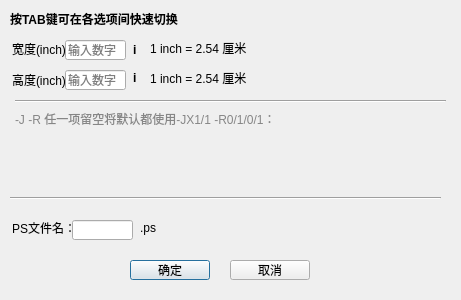
Before: the Qt Designer form src/new_ps_file.ui in CovMat/GMT-mini-GUI, drawn with Qt 5.
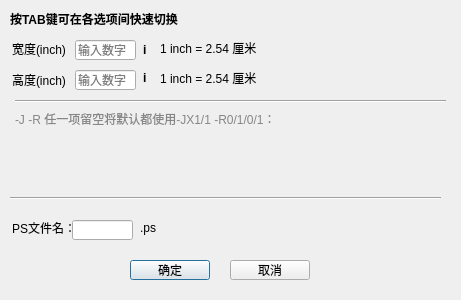
After: the same form once the commit is applied.

```diff
--- a/src/new_ps_file.ui
+++ b/src/new_ps_file.ui
@@ -42,7 +42,7 @@
   <widget class="QLineEdit" name="w_input">
    <property name="geometry">
     <rect>
-     <x>65</x>
+     <x>75</x>
      <y>40</y>
      <width>61</width>
      <height>20</height>
@@ -55,7 +55,7 @@
   <widget class="QLineEdit" name="h_input">
    <property name="geometry">
     <rect>
-     <x>65</x>
+     <x>75</x>
      <y>70</y>
      <width>61</width>
      <height>20</height>
@@ -133,7 +133,7 @@
   <widget class="QLabel" name="label_4">
    <property name="geometry">
     <rect>
-     <x>133</x>
+     <x>143</x>
      <y>42</y>
      <width>16</width>
      <height>16</height>
@@ -146,7 +146,7 @@
   <widget class="QLabel" name="label_5">
    <property name="geometry">
     <rect>
-     <x>133</x>
+     <x>143</x>
      <y>70</y>
      <width>16</width>
      <height>16</height>
@@ -159,7 +159,7 @@
   <widget class="QLabel" name="w_cm">
    <property name="geometry">
     <rect>
-     <x>150</x>
+     <x>160</x>
      <y>40</y>
      <width>131</width>
      <height>16</height>
@@ -172,7 +172,7 @@
   <widget class="QLabel" name="h_cm">
    <property name="geometry">
     <rect>
-     <x>150</x>
+     <x>160</x>
      <y>70</y>
      <width>131</width>
      <height>16</height>
```
